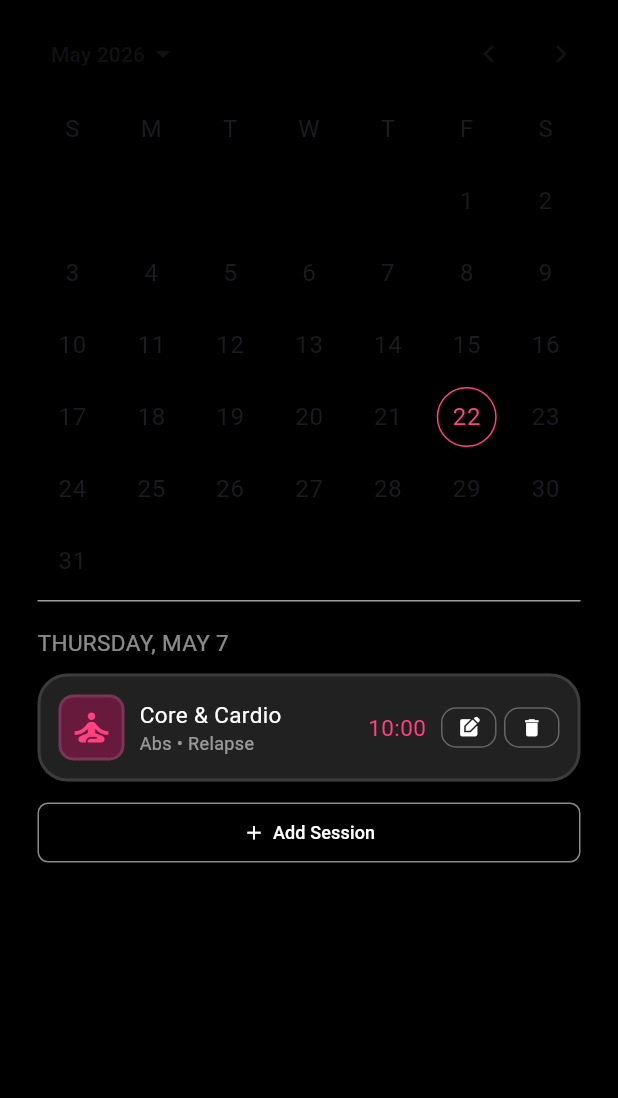
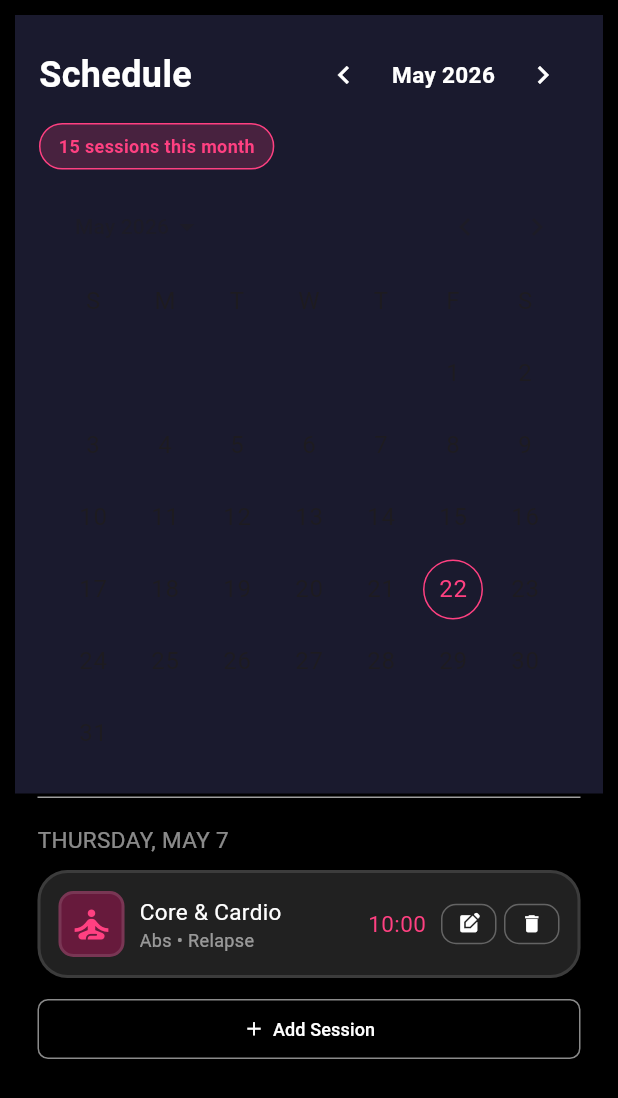
Before and after one commit to Feeder029/PEAKSIQUE, a Flutter app: the Schedule screen opened directly, on a phone screen of 412 x 824 dp. Shown: the top 1098 px of the screen. Run offline on Flutter 3.47's test engine with Material 3 defaults, Android fonts, the phone set to English and light mode, and no system bars; drawn by our look-alikes of calendar_date_picker2; our stand-ins replace animated_bottom_navigation_bar, flutter_svg, introduction_screen; missing offline and left inert: linear_progress_bar.

Commit message:
calendar on schedule update layout

```diff
--- a/lib/pages/schedule.dart
+++ b/lib/pages/schedule.dart
@@ -23,47 +23,151 @@ class _ScheduleState extends State<Schedule> {
           child: Column(
             children: [
               Container(
-                color: Colors.black,
-                child: CalendarDatePicker2(
+                color: const Color(0xFF1A1A2E),
+                padding: const EdgeInsets.all(16),
+                child: Column(
+                  crossAxisAlignment: CrossAxisAlignment.start,
+                  children: [
+                    // ── Top Row: Schedule (left) | Arrow + Month (right) ──
+                    Row(
+                      mainAxisAlignment: MainAxisAlignment.spaceBetween,
+                      children: [
+                        const Text(
+                          'Schedule',
+                          style: TextStyle(
+                            color: Colors.white,
+                            fontSize: 24,
+                            fontWeight: FontWeight.bold,
+                          ),
+                        ),
+
+                        // Month Navigator (right side)
+                        Row(
+                          children: [
+                            IconButton(
+                              onPressed: () {
+                                setState(() {
+                                  _focusedMonth = DateTime(
+                                    _focusedMonth.year,
+                                    _focusedMonth.month - 1,
+                                  );
+                                });
+                              },
+                              icon: const Icon(
+                                Icons.chevron_left,
+                                color: Colors.white,
+                              ),
+                              padding: EdgeInsets.zero,
+                              constraints: const BoxConstraints(),
+                            ),
+                            const SizedBox(width: 8),
+                            Text(
+                              '${_monthName(_focusedMonth.month)} ${_focusedMonth.year}',
+                              style: const TextStyle(
+                                color: Colors.white,
+                                fontWeight: FontWeight.w700,
+                                fontSize: 15,
+                              ),
+                            ),
+                            const SizedBox(width: 8),
+                            IconButton(
+                              onPressed: () {
+                                setState(() {
+                                  _focusedMonth = DateTime(
+                                    _focusedMonth.year,
+                                    _focusedMonth.month + 1,
+                                  );
+                                });
+                              },
+                              icon: const Icon(
+                                Icons.chevron_right,
+                                color: Colors.white,
+                              ),
+                              padding: EdgeInsets.zero,
+                              constraints: const BoxConstraints(),
+                            ),
+                          ],
+                        ),
+                      ],
+                    ),
+
+                    const SizedBox(height: 8),
+
+                    // ── Badge ──
+                    Container(
+                      padding: const EdgeInsets.symmetric(
+                        horizontal: 12,
+                        vertical: 6,
+                      ),
+                      decoration: BoxDecoration(
+                        color: Colors.pinkAccent.withOpacity(0.2),
+                        borderRadius: BorderRadius.circular(20),
+                        border: Border.all(color: Colors.pinkAccent, width: 1),
+                      ),
+                      child: const Text(
+                        '15 sessions this month',
+                        style: TextStyle(
+                          color: Colors.pinkAccent,
+                          fontSize: 12,
+                          fontWeight: FontWeight.w600,
+                        ),
+                      ),
+                    ),
+
+                    const SizedBox(height: 12),
+
+                    // ── Calendar (hide built-in header) ──
+                    CalendarDatePicker2(
                       config: CalendarDatePicker2Config(
-                    dayTextStyle: TextStyle(
+                        dayTextStyle: const TextStyle(
                           color: Colors.white,
                           fontWeight: FontWeight.w700,
                         ),
-                    controlsTextStyle: TextStyle(
+                        controlsTextStyle: const TextStyle(
                           color: Colors.white,
                           fontWeight: FontWeight.w700,
                         ),
-                    weekdayLabelTextStyle: TextStyle(
+                        weekdayLabelTextStyle: const TextStyle(
                           color: Colors.white,
                           fontWeight: FontWeight.w700,
                         ),
-                    todayTextStyle: TextStyle(
+                        todayTextStyle: const TextStyle(
                           color: Colors.white,
                           fontWeight: FontWeight.w700,
                         ),
-                    selectedDayTextStyle: TextStyle(
+                        selectedDayTextStyle: const TextStyle(
                           color: Colors.white,
                           fontWeight: FontWeight.w700,
                         ),
                         selectedDayHighlightColor: Colors.pinkAccent,
                         centerAlignModePicker: false,
-                    customModePickerIcon: SizedBox(),
+                        customModePickerIcon: const SizedBox(),
+
+                        // 👇 Hide the built-in month/year header to avoid duplicate
+                        controlsHeight: 0,
+                        lastDate: DateTime(2100),
+                        firstDate: DateTime(2000),
                       ),
-
                       value: _dates,
-
+                      displayedMonthDate:
+                          _focusedMonth, // 👈 sync calendar to your custom nav
                       onValueChanged: (dates) {
                         setState(() {
                           _dates = dates;
-                      showCalendar = false; // 👈 auto close
-
+                          showCalendar = false;
                           if (_dates.isNotEmpty && _dates.first != null) {
                             dateController.text =
                                 "${_dates.first!.month}/${_dates.first!.day}/${_dates.first!.year}";
                           }
                         });
                       },
+                      onDisplayedMonthChanged: (month) {
+                        setState(
+                          () => _focusedMonth = month,
+                        ); // 👈 keep in sync if user swipes
+                      },
+                    ),
+                  ],
                 ),
               ),
               Container(
@@ -250,3 +354,26 @@ class _ScheduleState extends State<Schedule> {
     );
   }
 }
+
+// State variable — add this alongside _dates
+DateTime _focusedMonth = DateTime.now();
+
+// Helper — add this inside your State class
+String _monthName(int month) {
+  const names = [
+    '',
+    'January',
+    'February',
+    'March',
+    'April',
+    'May',
+    'June',
+    'July',
+    'August',
+    'September',
+    'October',
+    'November',
+    'December',
+  ];
+  return names[month];
+}
```
Lines whose indentation alone changed are shown as unchanged.
